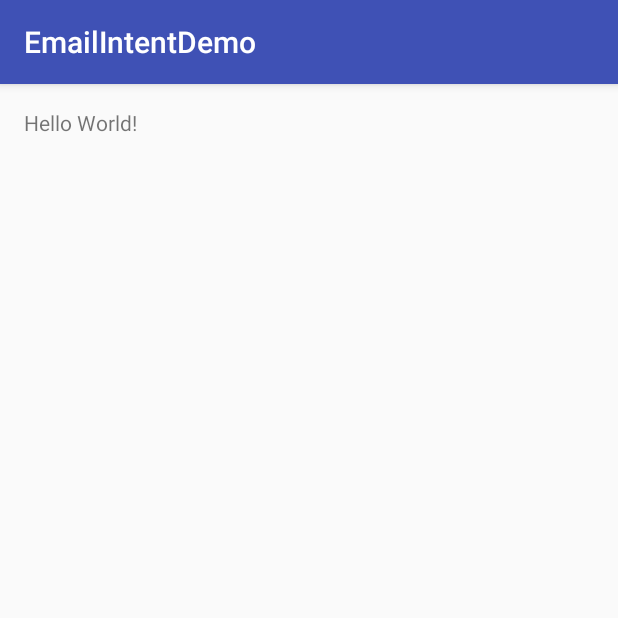
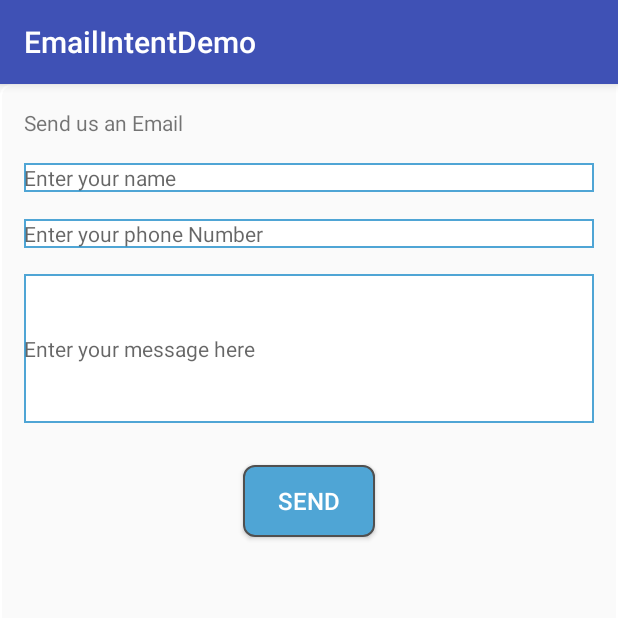
Before and after one commit to jasonbutwell/Android_EmailIntentDemo, an Android app: the screen it shows after launch (MainActivity), on a phone screen of 412 x 824 dp, the top half of it. Run offline under Robolectric (Android 15) with nearby library versions, the phone set to English and light mode, and no system bars.

Commit message:
Created test interface to capture information to send in the email.

```diff
--- a/app/src/main/java/com/jasonbutwell/emailintentdemo/MainActivity.java
+++ b/app/src/main/java/com/jasonbutwell/emailintentdemo/MainActivity.java
@@ -1,13 +1,41 @@
 package com.jasonbutwell.emailintentdemo;
 
+import android.os.Bundle;
 import android.support.v7.app.AppCompatActivity;
-import android.os.Bundle;
+import android.text.Editable;
+import android.text.TextWatcher;
+import android.widget.EditText;
 
 public class MainActivity extends AppCompatActivity {
+
+    EditText name;
+    EditText phone;
+    EditText message;
 
     @Override
     protected void onCreate(Bundle savedInstanceState) {
         super.onCreate(savedInstanceState);
         setContentView(R.layout.activity_main);
+
+        name = (EditText)findViewById(R.id.Name);
+        phone = (EditText)findViewById(R.id.PhoneNo);
+        message = (EditText)findViewById(R.id.Message);
+
+        name.addTextChangedListener(new TextWatcher() {
+            @Override
+            public void beforeTextChanged(CharSequence charSequence, int i, int i1, int i2) {
+
+            }
+
+            @Override
+            public void onTextChanged(CharSequence charSequence, int i, int i1, int i2) {
+
+            }
+
+            @Override
+            public void afterTextChanged(Editable editable) {
+
+            }
+        });
     }
 }
--- /dev/null
+++ b/app/src/main/res/drawable/back.xml
@@ -0,0 +1,4 @@
+<shape xmlns:android="http://schemas.android.com/apk/res/android" android:shape="rectangle" >
+    <solid android:color="#ffffff" />
+    <stroke android:width="1dip" android:color="#4fa5d5"/>
+</shape>
--- /dev/null
+++ b/app/src/main/res/drawable/button_shape.xml
@@ -0,0 +1,18 @@
+<?xml version="1.0" encoding="UTF-8"?>
+<shape
+    xmlns:android="http://schemas.android.com/apk/res/android">
+    <stroke
+        android:width="1dp"
+        android:color="#505050"/>
+    <corners
+        android:radius="7dp" />
+
+    <padding
+        android:left="1dp"
+        android:right="1dp"
+        android:top="1dp"
+        android:bottom="1dp"/>
+
+    <solid android:color="#4fa5d5"/>
+
+</shape>
--- /dev/null
+++ b/app/src/main/res/drawable/my_custom_background.xml
@@ -0,0 +1,11 @@
+<shape xmlns:android="http://schemas.android.com/apk/res/android"
+    android:shape="rectangle">
+    <corners
+        android:radius="7dp"
+        android:topRightRadius="0dp"
+        android:bottomRightRadius="0dp"
+        android:bottomLeftRadius="0dp" />
+    <stroke
+        android:width="1dp"
+        android:color="@android:color/white" />
+</shape>
--- a/app/src/main/res/layout/activity_main.xml
+++ b/app/src/main/res/layout/activity_main.xml
@@ -8,10 +8,80 @@
     android:paddingLeft="@dimen/activity_horizontal_margin"
     android:paddingRight="@dimen/activity_horizontal_margin"
     android:paddingTop="@dimen/activity_vertical_margin"
+    android:background="@drawable/my_custom_background"
     tools:context="com.jasonbutwell.emailintentdemo.MainActivity">
+
+    <EditText
+        android:background="@drawable/back"
+        android:layout_width="match_parent"
+        android:layout_height="wrap_content"
+        android:inputType="textPersonName"
+        android:text=""
+        android:hint="Enter your name"
+        android:ems="10"
+        android:layout_below="@+id/emailTitleID"
+        android:layout_alignParentLeft="true"
+        android:layout_alignParentStart="true"
+        android:layout_marginTop="17dp"
+        android:id="@+id/Name"
+        android:lines="1"
+        android:textSize="14sp" />
+
+    <EditText
+        android:background="@drawable/back"
+        android:layout_width="match_parent"
+        android:layout_height="wrap_content"
+        android:inputType="phone"
+        android:text=""
+        android:hint="Enter your phone Number"
+        android:ems="10"
+        android:layout_marginTop="18dp"
+        android:id="@+id/PhoneNo"
+        android:lines="1"
+        android:layout_below="@+id/Name"
+        android:layout_alignParentLeft="true"
+        android:layout_alignParentStart="true"
+        android:textSize="14sp" />
+
+    <EditText
+        android:background="@drawable/back"
+        android:layout_width="match_parent"
+        android:layout_height="wrap_content"
+        android:inputType="textMultiLine"
+        android:text=""
+        android:hint="Enter your message here"
+        android:ems="10"
+        android:layout_marginTop="17dp"
+        android:id="@+id/Message"
+        android:lines="6"
+        android:minLines="6"
+        android:maxLines="10"
+        android:scrollbars="vertical"
+        android:layout_below="@+id/PhoneNo"
+        android:layout_alignParentLeft="true"
+        android:layout_alignParentStart="true"
+        android:textAlignment="textStart"
+        android:textSize="14sp" />
+
+    <Button
+        android:background="@drawable/button_shape"
+        android:text="Send"
+        android:layout_width="wrap_content"
+        android:layout_height="wrap_content"
+        android:layout_marginTop="28dp"
+        android:id="@+id/sendButton"
+        android:layout_below="@+id/Message"
+        android:layout_centerHorizontal="true"
+        android:textColor="@android:color/white"
+        android:textSize="16sp"
+        android:onClick="sendEmail" />
 
     <TextView
         android:layout_width="wrap_content"
         android:layout_height="wrap_content"
-        android:text="Hello World!" />
+        android:text="Send us an Email"
+        android:id="@+id/emailTitleID"
+        android:layout_alignParentTop="true"
+        android:layout_alignParentLeft="true"
+        android:layout_alignParentStart="true" />
 </RelativeLayout>
```
